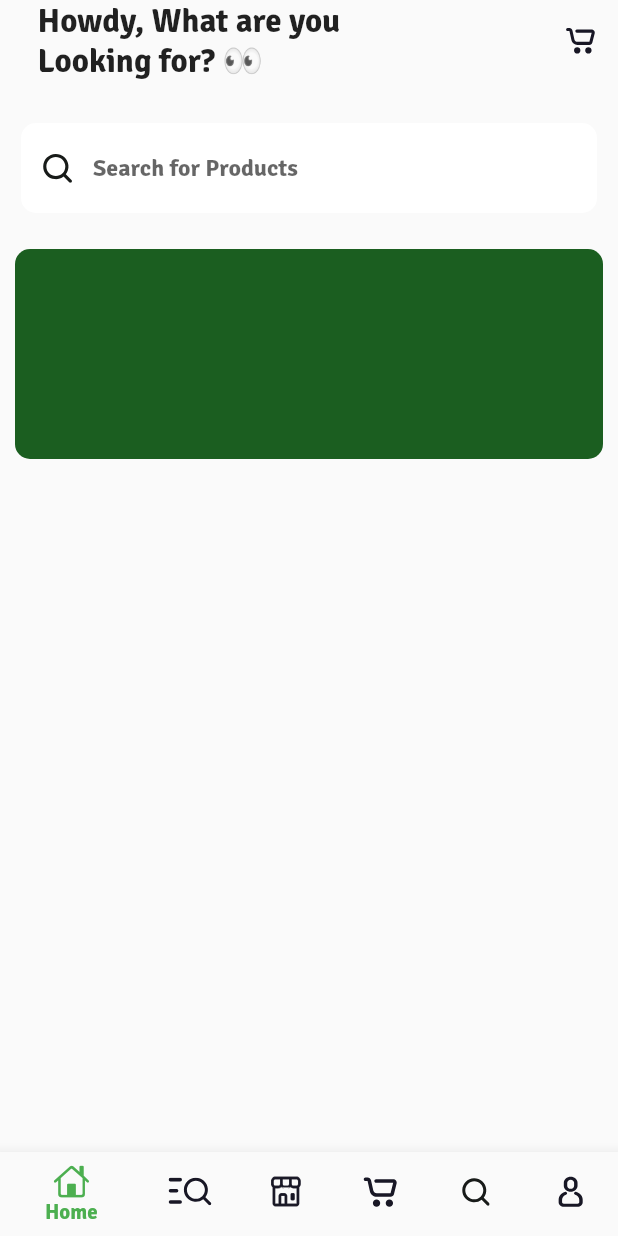
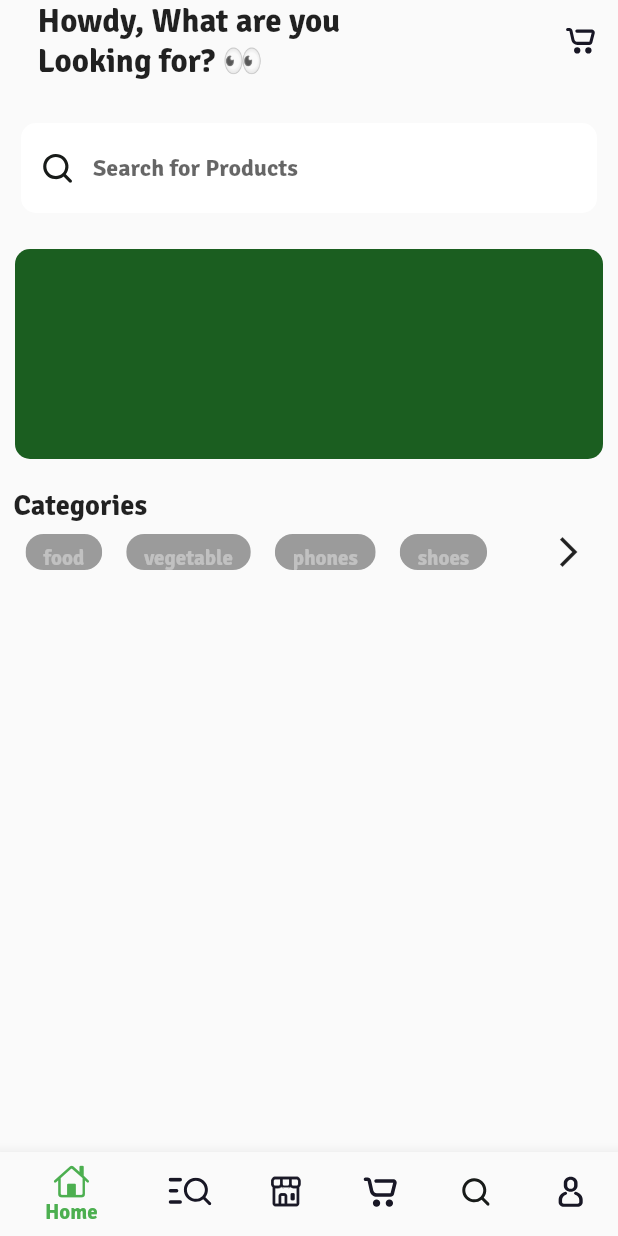
Before and after one commit to Briankurtish/MultiVendorApp, a Flutter app: the screen it shows after launch, on a phone screen of 412 x 824 dp. Run offline on Flutter 3.47's test engine with Material 2 defaults, Android fonts, the phone set to English and light mode, and no system bars; our stand-ins replace cloud_firestore, firebase_core, flutter_svg; accounts and stored records are empty.

Commit message:
created the category action chip with a forward icon

```diff
--- a/multi_vendor_app/lib/views/buyers/nav_screens/home_screen.dart
+++ b/multi_vendor_app/lib/views/buyers/nav_screens/home_screen.dart
@@ -2,6 +2,7 @@ import 'package:flutter/material.dart';
 import 'package:flutter_svg/svg.dart';
 
 import 'widgets/banner_widget.dart';
+import 'widgets/category_text.dart';
 import 'widgets/search_input_widget.dart';
 import 'widgets/welcome_text_widget.dart';
 
@@ -11,13 +12,15 @@ class HomeScreen extends StatelessWidget {
   @override
   Widget build(BuildContext context) {
     return Column(
+      crossAxisAlignment: CrossAxisAlignment.start,
       children: [
         WelcomeText(),
         SizedBox(
           height: 14,
         ),
         SearchInputWidget(),
-        BannerWidget()
+        BannerWidget(),
+        CategoryText(),
       ],
     );
   }
--- /dev/null
+++ b/multi_vendor_app/lib/views/buyers/nav_screens/widgets/category_text.dart
@@ -0,0 +1,47 @@
+import 'package:flutter/material.dart';
+
+class CategoryText extends StatelessWidget {
+  final List<String> _categorylabel = ['food', 'vegetable', 'phones', 'shoes'];
+
+  @override
+  Widget build(BuildContext context) {
+    return Padding(
+      padding: const EdgeInsets.all(9.0),
+      child: Column(
+        crossAxisAlignment: CrossAxisAlignment.start,
+        children: [
+          Text(
+            "Categories",
+            style: TextStyle(fontSize: 19),
+          ),
+          Container(
+            height: 40,
+            child: Row(
+              children: [
+                Expanded(
+                  child: ListView.builder(
+                      scrollDirection: Axis.horizontal,
+                      itemCount: _categorylabel.length,
+                      itemBuilder: (context, index) {
+                        return Padding(
+                          padding: const EdgeInsets.all(8.0),
+                          child: ActionChip(
+                              label: Text(
+                            _categorylabel[index],
+                            style: TextStyle(color: Colors.white),
+                          )),
+                        );
+                      }),
+                ),
+                IconButton(
+                  onPressed: () {},
+                  icon: Icon(Icons.arrow_forward_ios),
+                )
+              ],
+            ),
+          ),
+        ],
+      ),
+    );
+  }
+}
```
